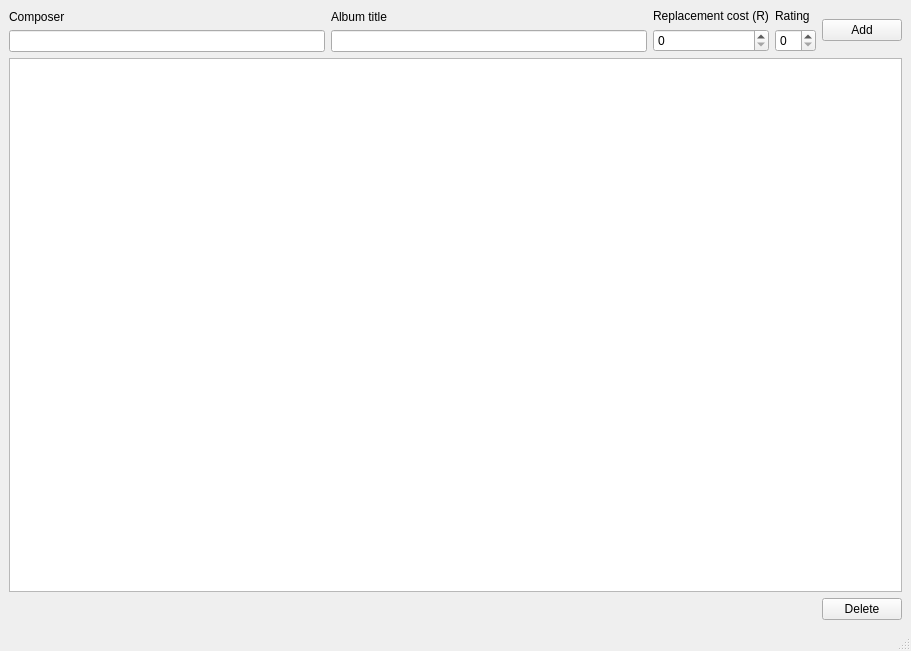
Before: the Qt Designer form question3/mainwindow.ui in DanielRomeo/cos3711Assignments, drawn with Qt 5.
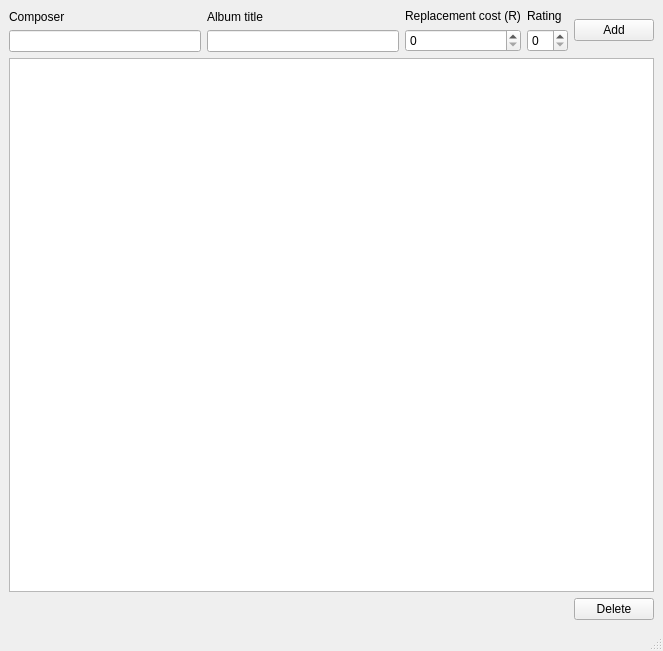
After: the same form once the commit is applied.

Diff of the .ui file:
```diff
--- a/question3/mainwindow.ui
+++ b/question3/mainwindow.ui
@@ -6,7 +6,7 @@
    <rect>
     <x>0</x>
     <y>0</y>
-    <width>911</width>
+    <width>663</width>
     <height>651</height>
    </rect>
   </property>
```
Left out of the diff: 2 changed lines with no effect on the pictures.
